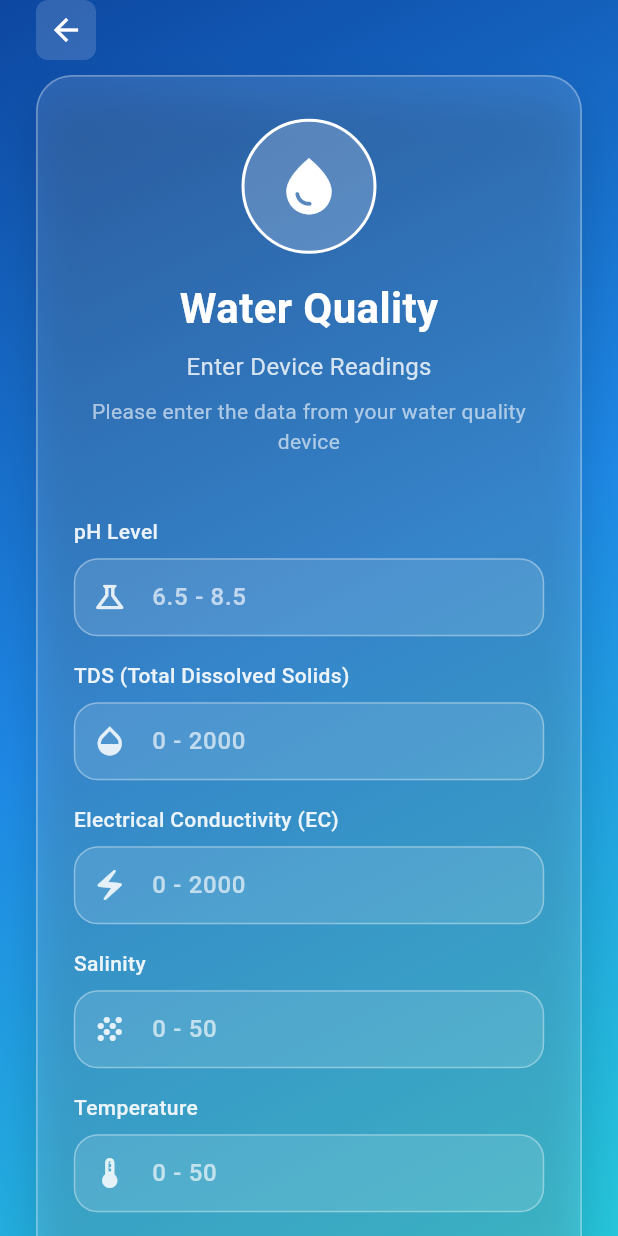
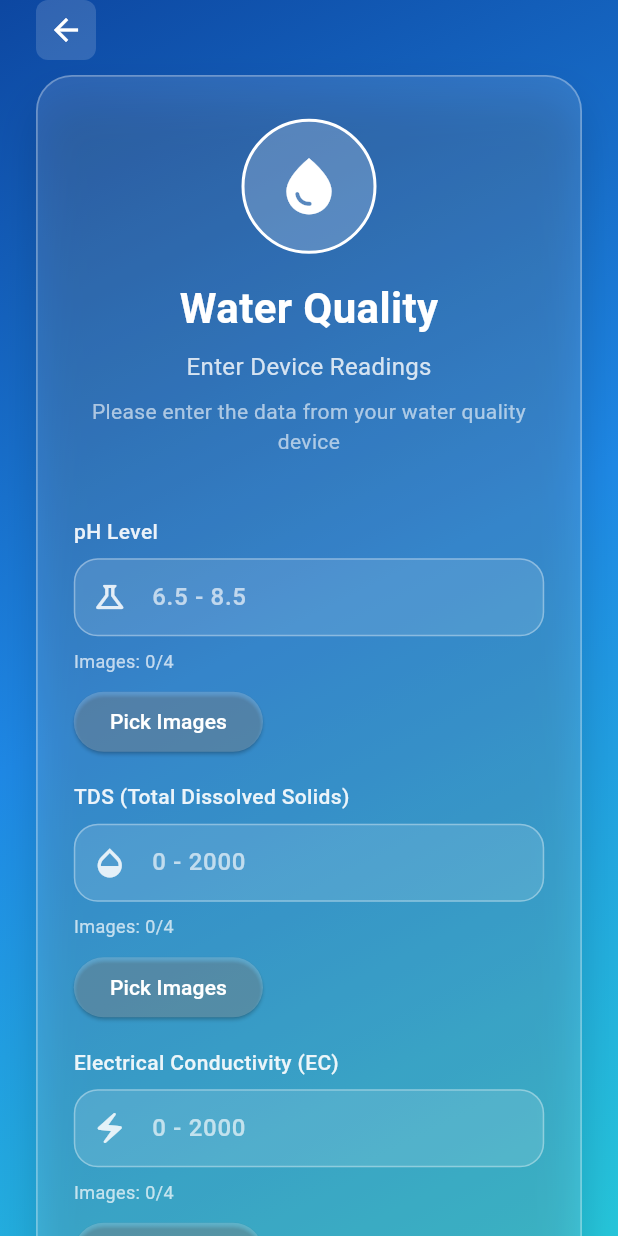
Before and after one commit to sayedulmorsalin/AquaWatch, a Flutter app: the DataEntry screen opened directly, on a phone screen of 412 x 824 dp. Run offline on Flutter 3.47's test engine with Material 3 defaults, Android fonts, the light colour scheme and no system bars; our stand-ins replace cloud_firestore, firebase_auth, firebase_core, flutter_map, image_picker, latlong2; accounts and stored records are empty.

Commit message:
Add image picker functionality and permissions for water quality data capture

```diff
--- a/lib/morsalin/data_analysis_report.dart
+++ b/lib/morsalin/data_analysis_report.dart
@@ -1,5 +1,6 @@
 import 'dart:math' as math;
 import 'package:flutter/material.dart';
+import 'package:image_picker/image_picker.dart';
 
 class WaterQualityData {
   final double ph;
@@ -7,6 +8,11 @@ class WaterQualityData {
   final double ec;
   final double salinity;
   final double temperature;
+  final List<XFile> phImages;
+  final List<XFile> tdsImages;
+  final List<XFile> ecImages;
+  final List<XFile> salinityImages;
+  final List<XFile> temperatureImages;
 
   const WaterQualityData({
     required this.ph,
@@ -14,6 +20,11 @@ class WaterQualityData {
     required this.ec,
     required this.salinity,
     required this.temperature,
+    required this.phImages,
+    required this.tdsImages,
+    required this.ecImages,
+    required this.salinityImages,
+    required this.temperatureImages,
   });
 }
 
@@ -597,7 +608,10 @@ class _DataAnalysisReportState extends State<DataAnalysisReport>
             padding: const EdgeInsets.all(20),
             decoration: BoxDecoration(
               gradient: LinearGradient(
-                colors: [color.withValues(alpha: 0.12), color.withValues(alpha: 0.04)],
+                colors: [
+                  color.withValues(alpha: 0.12),
+                  color.withValues(alpha: 0.04),
+                ],
               ),
               borderRadius: BorderRadius.circular(20),
               border: Border.all(color: color.withValues(alpha: 0.25)),
--- a/lib/morsalin/data_entry.dart
+++ b/lib/morsalin/data_entry.dart
@@ -1,4 +1,6 @@
 import 'package:flutter/material.dart';
+import 'package:image_picker/image_picker.dart';
+import 'dart:io';
 import 'data_analysis_report.dart';
 
 class DataEntry extends StatefulWidget {
@@ -20,6 +22,14 @@ class _DataEntryState extends State<DataEntry>
   final _salinityController = TextEditingController();
   final _temperatureController = TextEditingController();
   bool _isLoading = false;
+
+  final List<XFile> _phImages = [];
+  final List<XFile> _tdsImages = [];
+  final List<XFile> _ecImages = [];
+  final List<XFile> _salinityImages = [];
+  final List<XFile> _temperatureImages = [];
+
+  final ImagePicker _picker = ImagePicker();
 
   @override
   void initState() {
@@ -52,6 +62,17 @@ class _DataEntryState extends State<DataEntry>
     super.dispose();
   }
 
+  Future<void> _pickImages(List<XFile> images) async {
+    final pickedFiles = await _picker.pickMultiImage();
+    if (pickedFiles != null) {
+      images.addAll(pickedFiles);
+      if (images.length > 4) {
+        images.removeRange(4, images.length);
+      }
+      setState(() {});
+    }
+  }
+
   Future<void> _handleSubmit() async {
     if (_phController.text.isEmpty ||
         _tdsController.text.isEmpty ||
@@ -61,6 +82,20 @@ class _DataEntryState extends State<DataEntry>
       ScaffoldMessenger.of(context).showSnackBar(
         const SnackBar(
           content: Text('Please fill in all fields'),
+          backgroundColor: Colors.red,
+        ),
+      );
+      return;
+    }
+
+    if (_phImages.length != 4 ||
+        _tdsImages.length != 4 ||
+        _ecImages.length != 4 ||
+        _salinityImages.length != 4 ||
+        _temperatureImages.length != 4) {
+      ScaffoldMessenger.of(context).showSnackBar(
+        const SnackBar(
+          content: Text('Please provide exactly 4 images for each field'),
           backgroundColor: Colors.red,
         ),
       );
@@ -105,6 +140,11 @@ class _DataEntryState extends State<DataEntry>
             ec: ec,
             salinity: salinity,
             temperature: temperature,
+            phImages: _phImages,
+            tdsImages: _tdsImages,
+            ecImages: _ecImages,
+            salinityImages: _salinityImages,
+            temperatureImages: _temperatureImages,
           ),
         ),
       ),
@@ -232,6 +272,7 @@ class _DataEntryState extends State<DataEntry>
                                   icon: Icons.science_outlined,
                                   unit: 'pH',
                                   hint: '6.5 - 8.5',
+                                  images: _phImages,
                                 ),
                                 const SizedBox(height: 16),
                                 _buildDataField(
@@ -240,6 +281,7 @@ class _DataEntryState extends State<DataEntry>
                                   icon: Icons.opacity_outlined,
                                   unit: 'ppm',
                                   hint: '0 - 2000',
+                                  images: _tdsImages,
                                 ),
                                 const SizedBox(height: 16),
                                 _buildDataField(
@@ -248,6 +290,7 @@ class _DataEntryState extends State<DataEntry>
                                   icon: Icons.electric_bolt_outlined,
                                   unit: 'µS/cm',
                                   hint: '0 - 2000',
+                                  images: _ecImages,
                                 ),
                                 const SizedBox(height: 16),
                                 _buildDataField(
@@ -256,6 +299,7 @@ class _DataEntryState extends State<DataEntry>
                                   icon: Icons.grain_outlined,
                                   unit: 'ppt',
                                   hint: '0 - 50',
+                                  images: _salinityImages,
                                 ),
                                 const SizedBox(height: 16),
                                 _buildDataField(
@@ -264,6 +308,7 @@ class _DataEntryState extends State<DataEntry>
                                   icon: Icons.thermostat_outlined,
                                   unit: '°C',
                                   hint: '0 - 50',
+                                  images: _temperatureImages,
                                 ),
                                 const SizedBox(height: 32),
                                 _buildSubmitButton(),
@@ -334,6 +379,7 @@ class _DataEntryState extends State<DataEntry>
     required IconData icon,
     required String unit,
     required String hint,
+    required List<XFile> images,
   }) {
     return Column(
       crossAxisAlignment: CrossAxisAlignment.start,
@@ -360,6 +406,44 @@ class _DataEntryState extends State<DataEntry>
             suffixText: unit,
           ),
         ),
+        const SizedBox(height: 8),
+        Text(
+          'Images: ${images.length}/4',
+          style: TextStyle(
+            color: Colors.white.withValues(alpha: 0.7),
+            fontSize: 12,
+          ),
+        ),
+        const SizedBox(height: 8),
+        ElevatedButton(
+          onPressed: () => _pickImages(images),
+          style: ElevatedButton.styleFrom(
+            backgroundColor: Colors.white.withValues(alpha: 0.2),
+            foregroundColor: Colors.white,
+          ),
+          child: const Text('Pick Images'),
+        ),
+        if (images.isNotEmpty) ...[
+          const SizedBox(height: 8),
+          SizedBox(
+            height: 60,
+            child: ListView.builder(
+              scrollDirection: Axis.horizontal,
+              itemCount: images.length,
+              itemBuilder: (context, index) {
+                return Padding(
+                  padding: const EdgeInsets.only(right: 8),
+                  child: Image.file(
+                    File(images[index].path),
+                    width: 50,
+                    height: 50,
+                    fit: BoxFit.cover,
+                  ),
+                );
+              },
+            ),
+          ),
+        ],
       ],
     );
   }
--- a/pubspec.yaml
+++ b/pubspec.yaml
@@ -39,6 +39,7 @@ dependencies:
   firebase_core: ^3.13.0
   firebase_auth: ^5.5.0
   cloud_firestore: ^5.6.4
+  image_picker: ^1.0.4
 
 dev_dependencies:
   flutter_test:
```
Also changed, not shown: pubspec.lock, 7 other files.
